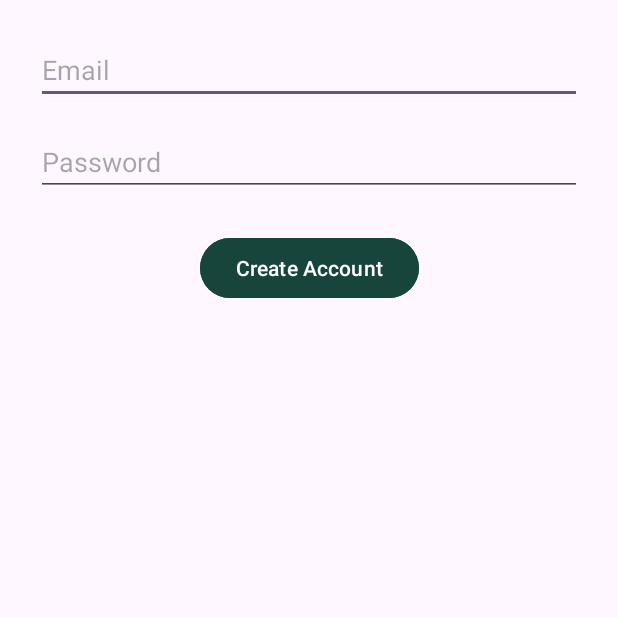
After one commit to eileenkrystal/MSU_Clubs_app, an Android app: the SignUpActivity screen opened directly, with no data from a screen before it, on a phone screen of 412 x 824 dp, the top half of it. The commit adds this screen. Run offline under Robolectric (Android 15) with nearby library versions, the phone set to English and light mode, and no system bars.

Commit message:
- implemented user auth - added signup screen - fixed anr causing missing activity registration

```diff
--- a/app/build.gradle.kts
+++ b/app/build.gradle.kts
@@ -37,9 +37,12 @@ dependencies {
     implementation(libs.material)
     implementation(libs.activity)
     implementation(libs.constraintlayout)
+
+    // networking
     implementation("com.squareup.okhttp3:okhttp:4.12.0")
     implementation("com.squareup.okhttp3:logging-interceptor:4.12.0")
     implementation("com.google.code.gson:gson:2.10.1")
+
     testImplementation(libs.junit)
     androidTestImplementation(libs.ext.junit)
     androidTestImplementation(libs.espresso.core)
--- a/app/src/main/AndroidManifest.xml
+++ b/app/src/main/AndroidManifest.xml
@@ -17,6 +17,11 @@
         android:roundIcon="@mipmap/ic_launcher_round"
         android:supportsRtl="true"
         android:theme="@style/Theme.Cse476">
+
+        <activity android:name=".SignUpActivity" />
+
+
+        <activity android:name=".ProfileActivity" />
 
         <!-- LoginActivity is the first screen users see -->
         <activity
--- /dev/null
+++ b/app/src/main/java/com/example/cse476/SignUpActivity.java
@@ -0,0 +1,75 @@
+package com.example.cse476;
+
+import android.os.Bundle;
+import android.widget.Button;
+import android.widget.EditText;
+import android.widget.Toast;
+import androidx.appcompat.app.AppCompatActivity;
+
+import okhttp3.*;
+
+import java.io.IOException;
+
+public class SignUpActivity extends AppCompatActivity {
+
+    private EditText emailEdit, passwordEdit;
+    private Button signupBtn;
+
+    @Override
+    protected void onCreate(Bundle savedInstanceState) {
+        super.onCreate(savedInstanceState);
+        setContentView(R.layout.activity_signup);
+
+        emailEdit = findViewById(R.id.signupEmail);
+        passwordEdit = findViewById(R.id.signupPassword);
+        signupBtn = findViewById(R.id.createAccountButton);
+
+        signupBtn.setOnClickListener(v -> attemptSignup());
+    }
+
+    private void attemptSignup() {
+        String email = emailEdit.getText().toString().trim();
+        String pwd = passwordEdit.getText().toString().trim();
+
+        if (email.isEmpty() || pwd.isEmpty()) {
+            Toast.makeText(this, "Fill all fields", Toast.LENGTH_SHORT).show();
+            return;
+        }
+
+        String url = Config.SUPABASE_URL + "/auth/v1/signup";
+
+        MediaType JSON = MediaType.parse("application/json; charset=utf-8");
+        String bodyString = "{\"email\":\"" + email + "\",\"password\":\"" + pwd + "\"}";
+        RequestBody body = RequestBody.create(JSON, bodyString);
+
+        OkHttpClient client = new OkHttpClient();
+
+        Request request = new Request.Builder()
+                .url(url)
+                .post(body)
+                .addHeader("apikey", Config.SUPABASE_ANNON_KEY)
+                .addHeader("Content-Type", "application/json")
+                .build();
+
+        client.newCall(request).enqueue(new Callback() {
+            @Override public void onFailure(Call call, IOException e) {
+                runOnUiThread(() ->
+                        Toast.makeText(SignUpActivity.this, "Network error", Toast.LENGTH_SHORT).show()
+                );
+            }
+
+            @Override public void onResponse(Call call, Response response) throws IOException {
+                if (response.isSuccessful()) {
+                    runOnUiThread(() -> {
+                        Toast.makeText(SignUpActivity.this, "Account created!", Toast.LENGTH_SHORT).show();
+                        finish();       // <-- fixed here
+                    });
+                } else {
+                    runOnUiThread(() ->
+                            Toast.makeText(SignUpActivity.this, "Signup failed", Toast.LENGTH_SHORT).show()
+                    );
+                }
+            }
+        });
+    }
+}
--- /dev/null
+++ b/app/src/main/res/layout/activity_signup.xml
@@ -0,0 +1,40 @@
+<?xml version="1.0" encoding="utf-8"?>
+<androidx.constraintlayout.widget.ConstraintLayout xmlns:android="http://schemas.android.com/apk/res/android"
+    xmlns:app="http://schemas.android.com/apk/res-auto"
+    android:layout_width="match_parent"
+    android:layout_height="match_parent"
+    android:padding="24dp">
+
+    <EditText
+        android:id="@+id/signupEmail"
+        android:hint="Email"
+        android:layout_width="0dp"
+        android:layout_height="wrap_content"
+        app:layout_constraintTop_toTopOf="parent"
+        app:layout_constraintStart_toStartOf="parent"
+        app:layout_constraintEnd_toEndOf="parent" />
+
+    <EditText
+        android:id="@+id/signupPassword"
+        android:hint="Password"
+        android:inputType="textPassword"
+        android:layout_width="0dp"
+        android:layout_height="wrap_content"
+        app:layout_constraintTop_toBottomOf="@id/signupEmail"
+        app:layout_constraintStart_toStartOf="parent"
+        app:layout_constraintEnd_toEndOf="parent"
+        android:layout_marginTop="16dp"/>
+
+    <Button
+        android:id="@+id/createAccountButton"
+        android:text="Create Account"
+        android:layout_width="wrap_content"
+        android:layout_height="wrap_content"
+        android:backgroundTint="#18453B"
+        android:textColor="#FFFFFF"
+        app:layout_constraintTop_toBottomOf="@id/signupPassword"
+        app:layout_constraintStart_toStartOf="parent"
+        app:layout_constraintEnd_toEndOf="parent"
+        android:layout_marginTop="24dp"/>
+
+</androidx.constraintlayout.widget.ConstraintLayout>
```
Also changed, not shown: app/src/main/java/com/example/cse476/ClubsActivity.java (+70 -3 lines), app/src/main/java/com/example/cse476/LoginActivity.java (+35 -8 lines), app/src/main/java/com/example/cse476/ProfileActivity.java (added, +148 -0 lines), app/src/main/res/layout/activity_clubs.xml (+26 -0 lines), app/src/main/res/layout/activity_login.xml (+11 -0 lines), app/src/main/res/layout/activity_profile.xml (added, +50 -0 lines).
